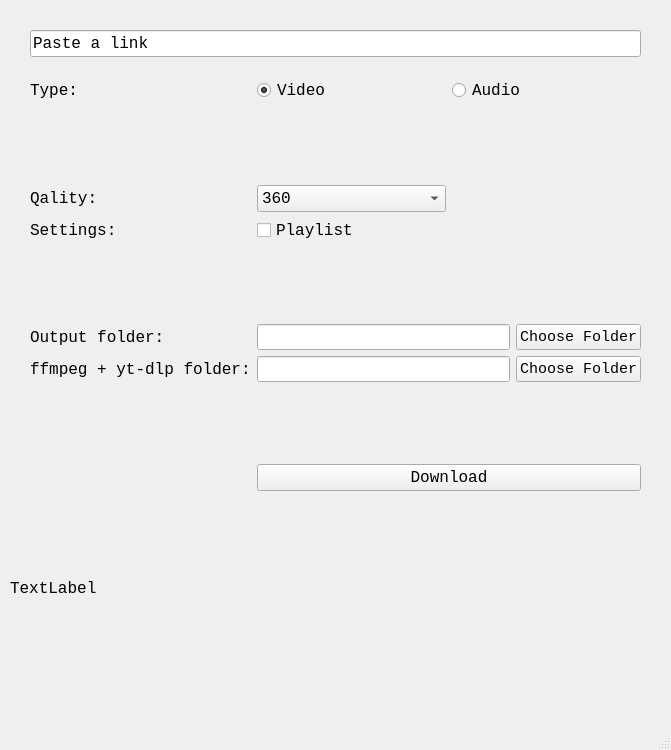
Before: the Qt Designer form main.ui in johtai/simple-gui-downloader, drawn with Qt 5.
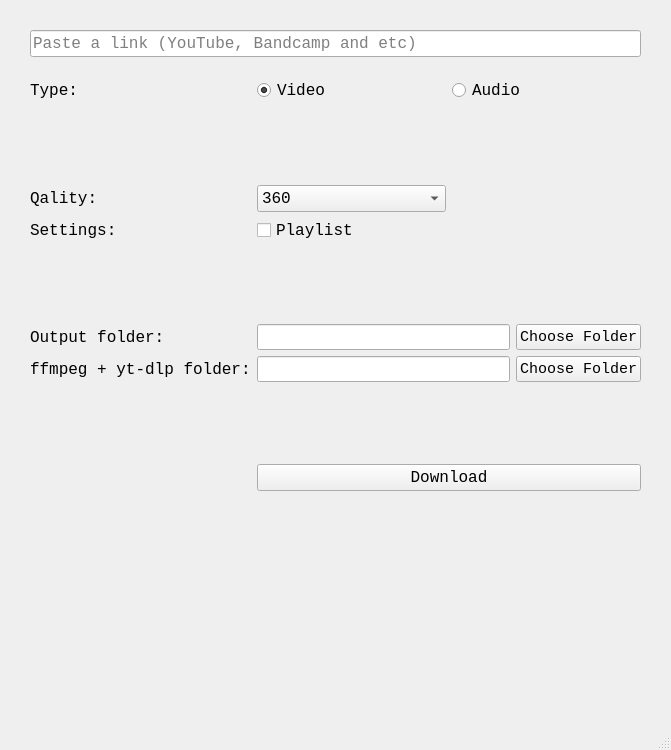
After: the same form once the commit is applied.

Commit message: move 'Paste a link' to the placeholder (background)

The edit to the form file:
```diff
--- a/main.ui
+++ b/main.ui
@@ -69,7 +69,10 @@
         </font>
        </property>
        <property name="text">
-        <string notr="true">Paste a link</string>
+        <string notr="true"/>
+       </property>
+       <property name="placeholderText">
+        <string>Paste a link (YouTube, Bandcamp and etc)</string>
        </property>
       </widget>
      </item>
@@ -375,19 +378,6 @@
      </item>
     </layout>
    </widget>
-   <widget class="QLabel" name="command_label">
-    <property name="geometry">
-     <rect>
-      <x>10</x>
-      <y>580</y>
-      <width>661</width>
-      <height>16</height>
-     </rect>
-    </property>
-    <property name="text">
-     <string>TextLabel</string>
-    </property>
-   </widget>
   </widget>
   <widget class="QMenuBar" name="menubar">
    <property name="geometry">
```
The commit also changes 1 other file.
